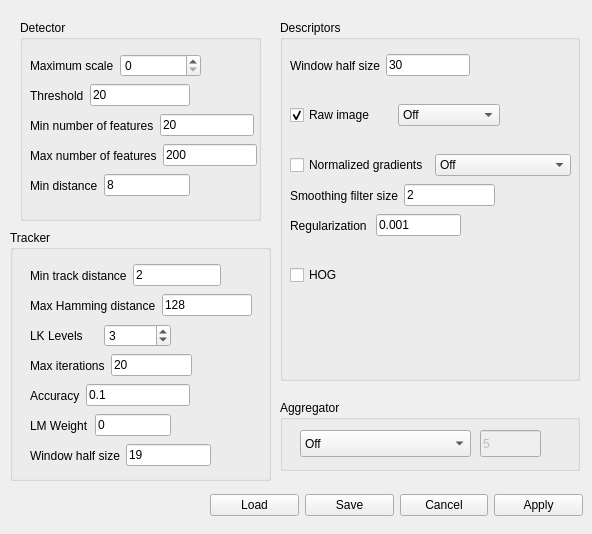
Above: mv_descriptor_learning/preferences.ui from jonabalzer/r4r before the change. Below: the same form after it.
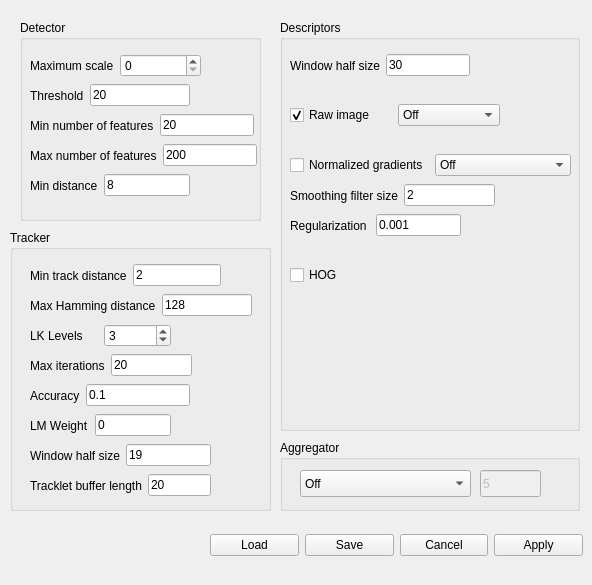
That is the form after the change.

Diff of the .ui file:
```diff
--- a/mv_descriptor_learning/preferences.ui
+++ b/mv_descriptor_learning/preferences.ui
@@ -7,7 +7,7 @@
     <x>0</x>
     <y>0</y>
     <width>592</width>
-    <height>534</height>
+    <height>585</height>
    </rect>
   </property>
   <property name="windowTitle">
@@ -19,7 +19,7 @@
      <x>280</x>
      <y>20</y>
      <width>300</width>
-     <height>361</height>
+     <height>411</height>
     </rect>
    </property>
    <property name="title">
@@ -371,7 +371,7 @@
      <x>10</x>
      <y>230</y>
      <width>261</width>
-     <height>251</height>
+     <height>281</height>
     </rect>
    </property>
    <property name="title">
@@ -562,12 +562,38 @@
      </item>
     </layout>
    </widget>
+   <widget class="QWidget" name="horizontalLayoutWidget_20">
+    <property name="geometry">
+     <rect>
+      <x>20</x>
+      <y>240</y>
+      <width>181</width>
+      <height>31</height>
+     </rect>
+    </property>
+    <layout class="QHBoxLayout" name="ringBufferLayout">
+     <item>
+      <widget class="QLabel" name="ringBufferLabel">
+       <property name="text">
+        <string>Tracklet buffer length</string>
+       </property>
+      </widget>
+     </item>
+     <item>
+      <widget class="QLineEdit" name="ringBufferEdit">
+       <property name="text">
+        <string>20</string>
+       </property>
+      </widget>
+     </item>
+    </layout>
+   </widget>
   </widget>
   <widget class="QWidget" name="horizontalLayoutWidget_17">
    <property name="geometry">
     <rect>
      <x>210</x>
-     <y>490</y>
+     <y>530</y>
      <width>373</width>
      <height>31</height>
     </rect>
@@ -607,7 +633,7 @@
    <property name="geometry">
     <rect>
      <x>280</x>
-     <y>400</y>
+     <y>440</y>
      <width>300</width>
      <height>71</height>
     </rect>
```
